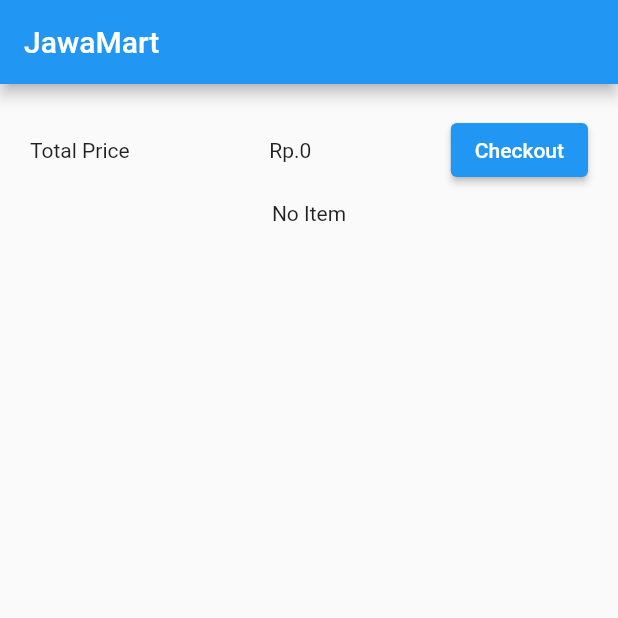
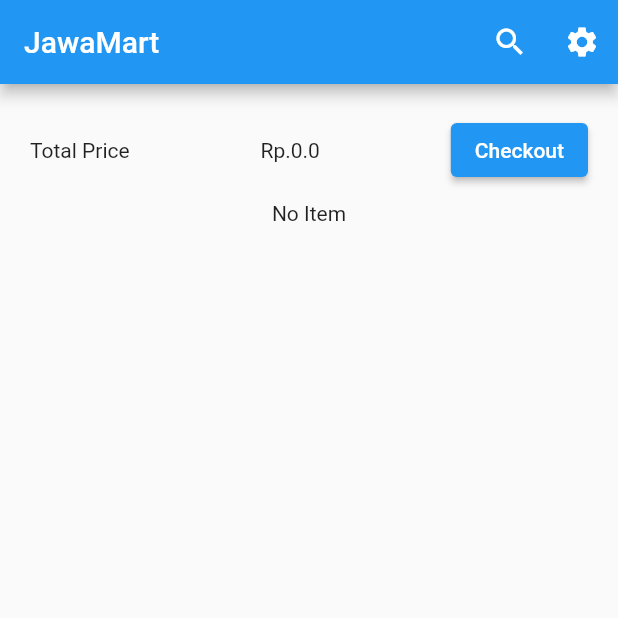
Before and after one commit to PhilipPurwoko/jawamart, a Flutter app: the screen it shows after launch, item 3 of the bottom bar chosen, on a phone screen of 412 x 824 dp, the top half of it. Run offline on Flutter 3.47's test engine with Material 2 defaults, Android fonts, the phone set to English and light mode, and no system bars; network calls fail.

```diff
--- a/lib/main.dart
+++ b/lib/main.dart
@@ -4,6 +4,7 @@ import 'package:provider/provider.dart';
 import './screen/nav_screen.dart';
 import './screen/detail_screen.dart';
 import './screen/manage_clothes_screen.dart';
+import './screen/add_cloth_screen.dart';
 
 import './provider/cart_provider.dart';
 import './provider/clothes_provider.dart';
@@ -31,6 +32,7 @@ class MyApp extends StatelessWidget {
           NavScreen.routeName: (_) => NavScreen(),
           DetailScreen.routeName: (_) => DetailScreen(),
           ManageClothesScreen.routeName: (_) => ManageClothesScreen(),
+          AddClothScreen.routeName: (_) => AddClothScreen(),
         },
       ),
     );
--- a/lib/provider/cart_provider.dart
+++ b/lib/provider/cart_provider.dart
@@ -6,7 +6,7 @@ class Cart {
   final String title;
   final String imgUrl;
   final int qty;
-  final int price;
+  final double price;
 
   Cart({
     @required this.id,
@@ -29,8 +29,8 @@ class CartProvider with ChangeNotifier {
     return _cart.length;
   }
 
-  int get totalPrice {
-    int total = 0;
+  double get totalPrice {
+    double total = 0;
     _cart.forEach((key, cloth) {
       total += cloth.price * cloth.qty;
     });
@@ -41,7 +41,7 @@ class CartProvider with ChangeNotifier {
     String productId,
     String title,
     String imgUrl,
-    int price,
+    double price,
   }) {
     if (_cart.containsKey(productId)) {
       _cart.update(
--- a/lib/provider/clothes_provider.dart
+++ b/lib/provider/clothes_provider.dart
@@ -5,7 +5,7 @@ class Cloth with ChangeNotifier {
   final String name;
   final String desc;
   final String imgUrl;
-  final int price;
+  final double price;
   bool isFavorite;
 
   Cloth({
--- a/lib/screen/manage_clothes_screen.dart
+++ b/lib/screen/manage_clothes_screen.dart
@@ -1,6 +1,7 @@
 import 'package:flutter/material.dart';
 import 'package:provider/provider.dart';
 import '../provider/clothes_provider.dart';
+import '../screen/add_cloth_screen.dart';
 
 class ManageClothesScreen extends StatelessWidget {
   static final String routeName = '/manage-clothes';
@@ -16,7 +17,9 @@ class ManageClothesScreen extends StatelessWidget {
         actions: <Widget>[
           IconButton(
             icon: Icon(Icons.add),
-            onPressed: () {},
+            onPressed: () {
+              Navigator.of(context).pushNamed(AddClothScreen.routeName);
+            },
           ),
         ],
       ),
--- a/lib/screen/nav_screen.dart
+++ b/lib/screen/nav_screen.dart
@@ -27,6 +27,16 @@ class _NavScreenState extends State<NavScreen> {
       child: Scaffold(
         appBar: AppBar(
           title: Text('JawaMart'),
+          actions: <IconButton>[
+            IconButton(
+              icon: Icon(Icons.search),
+              onPressed: () {},
+            ),
+            IconButton(
+              icon: Icon(Icons.settings),
+              onPressed: () {},
+            ),
+          ],
         ),
         body: IndexedStack(
           index: _navigationIndex,
--- a/pubspec.yaml
+++ b/pubspec.yaml
@@ -23,9 +23,8 @@ environment:
 dependencies:
   flutter:
     sdk: flutter
-  firebase_core: ^1.2.0
-  cloud_firestore: ^2.2.0
   provider: ^5.0.0
+  http: ^0.13.3
 
 
 
```
Also changed, not shown: lib/screen/add_cloth_screen.dart (added, +104 -0 lines), pubspec.lock, 2 other files.
